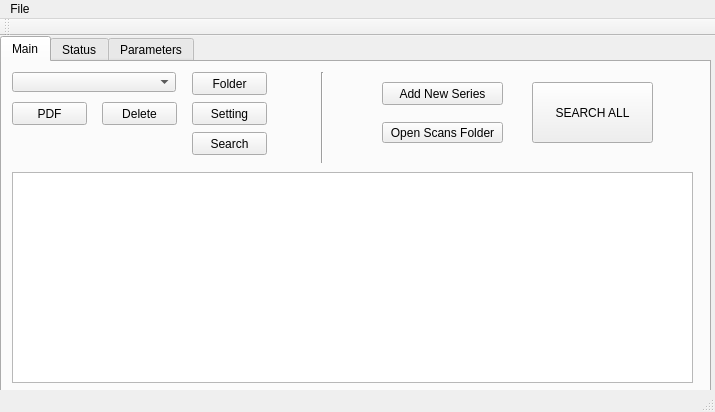
Qt form src/mainwindow.ui (BadamBoum/GestionScans) before a commit.
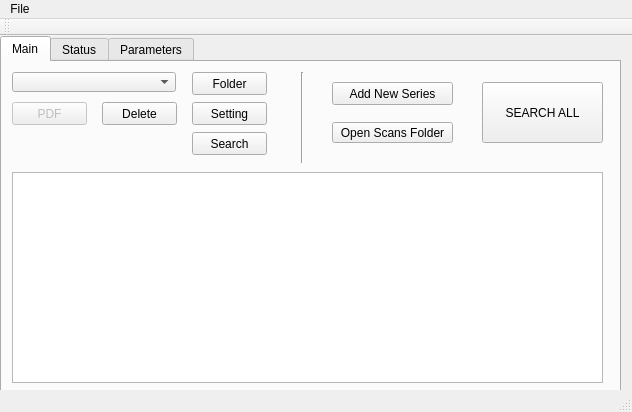
The same form after that commit. The open tabs and pages were chosen to show the change.

Diff of the .ui file:
```diff
--- a/src/mainwindow.ui
+++ b/src/mainwindow.ui
@@ -6,7 +6,7 @@
    <rect>
     <x>0</x>
     <y>0</y>
-    <width>715</width>
+    <width>632</width>
     <height>412</height>
    </rect>
   </property>
@@ -19,7 +19,7 @@
      <rect>
       <x>0</x>
       <y>0</y>
-      <width>711</width>
+      <width>621</width>
       <height>361</height>
      </rect>
     </property>
@@ -33,7 +33,7 @@
      <widget class="QPushButton" name="Tab1AddButton">
       <property name="geometry">
        <rect>
-        <x>380</x>
+        <x>330</x>
         <y>20</y>
         <width>121</width>
         <height>23</height>
@@ -62,7 +62,7 @@
      <widget class="QPushButton" name="Tab1Search">
       <property name="geometry">
        <rect>
-        <x>530</x>
+        <x>480</x>
         <y>20</y>
         <width>121</width>
         <height>61</height>
@@ -86,6 +86,9 @@
       </property>
      </widget>
      <widget class="QPushButton" name="Tab1PDF">
+      <property name="enabled">
+       <bool>false</bool>
+      </property>
       <property name="geometry">
        <rect>
         <x>10</x>
@@ -103,7 +106,7 @@
        <rect>
         <x>10</x>
         <y>110</y>
-        <width>681</width>
+        <width>591</width>
         <height>211</height>
        </rect>
       </property>
@@ -153,7 +156,7 @@
      <widget class="QPushButton" name="Tab1OpenFolder">
       <property name="geometry">
        <rect>
-        <x>380</x>
+        <x>330</x>
         <y>60</y>
         <width>121</width>
         <height>21</height>
@@ -166,7 +169,7 @@
      <widget class="Line" name="line">
       <property name="geometry">
        <rect>
-        <x>310</x>
+        <x>290</x>
         <y>10</y>
         <width>20</width>
         <height>91</height>
@@ -325,7 +328,7 @@
     <rect>
      <x>0</x>
      <y>0</y>
-     <width>715</width>
+     <width>632</width>
      <height>21</height>
     </rect>
    </property>
```
Left out of the diff: 13 changed lines with no effect on the pictures.
